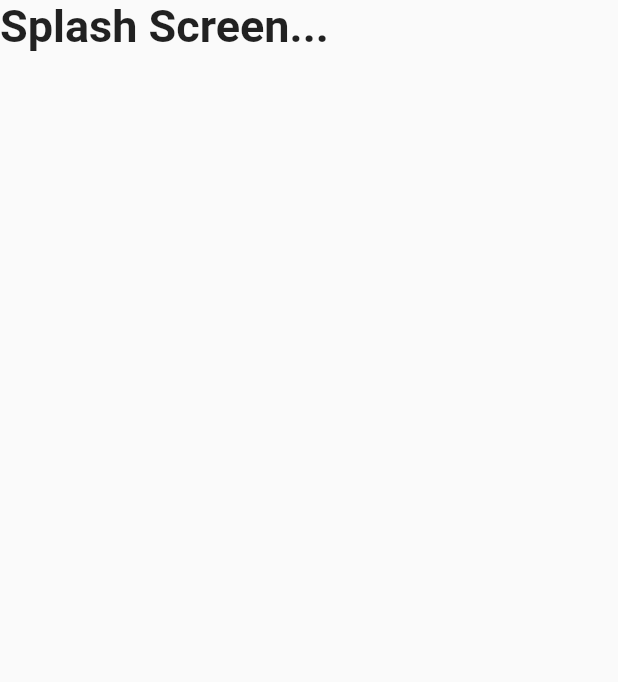
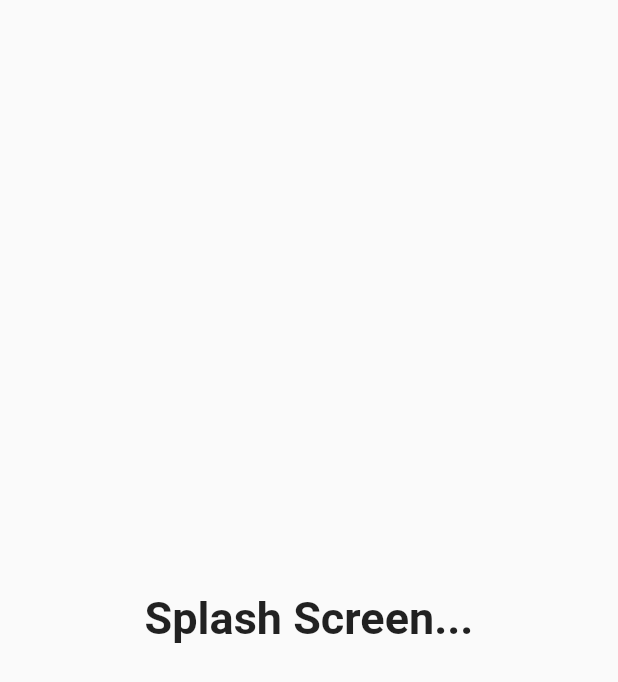
Before and after one commit to AndrewPiterov/flutter-starter-web-app, a Flutter app: the first screen one second after launch, on a phone screen of 412 x 824 dp. Shown: the top 682 px of the screen. Run offline on Flutter 3.47's test engine with Material 2 defaults, Android fonts, the phone set to English and light mode, and no system bars; our stand-ins replace fluro.

Commit message:
migrate to null safety

```diff
--- a/lib/routes.dart
+++ b/lib/routes.dart
@@ -8,13 +8,14 @@ class Flurorouter {
   static Handler _splashHandler =
       Handler(handlerFunc: (_, params) => SplashScreen());
 
-  static Handler _mainHandler =
-      Handler(handlerFunc: (_, params) => LandingPage(page: params['name'][0]));
+  static Handler _mainHandler = Handler(handlerFunc: (_, params) {
+    return LandingPage(page: params['name']![0]);
+  });
 
   static Handler _mainHandler2 = Handler(
       handlerFunc: (_, params) => LandingPage(
-            page: params['name'][0],
-            extra: params['extra'][0],
+            page: params['name']![0],
+            extra: params['extra']![0],
           ));
 
   static void setupRouter() {
--- a/lib/ui/splashScreen.dart
+++ b/lib/ui/splashScreen.dart
@@ -12,10 +12,12 @@ class _SplashScreenState extends State<SplashScreen> {
       Navigator.pushNamed(context, '/main/home');
     });
     return Scaffold(
-      body: Container(
-        child: Text(
-          'Splash Screen...',
-          style: TextStyle(fontWeight: FontWeight.bold, fontSize: 30.0),
+      body: Center(
+        child: Container(
+          child: Text(
+            'Splash Screen...',
+            style: TextStyle(fontWeight: FontWeight.bold, fontSize: 30.0),
+          ),
         ),
       ),
     );
--- a/pubspec.yaml
+++ b/pubspec.yaml
@@ -18,7 +18,7 @@ publish_to: 'none' # Remove this line if you wish to publish to pub.dev
 version: 1.0.0+1
 
 environment:
-  sdk: ">=2.7.0 <3.0.0"
+  sdk: '>=2.12.0 <3.0.0'
 
 dependencies:
   cupertino_icons: ^1.0.2
```
Also changed, not shown: lib/ui/main_screen.dart (+11 -7 lines), pubspec.lock.
